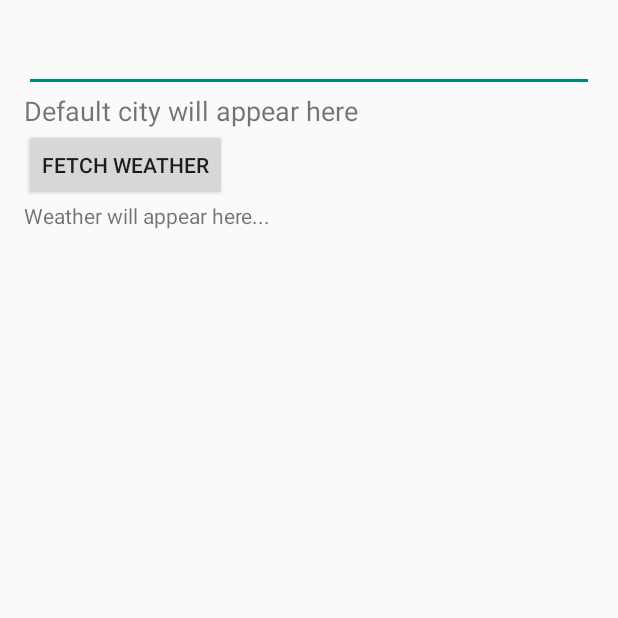
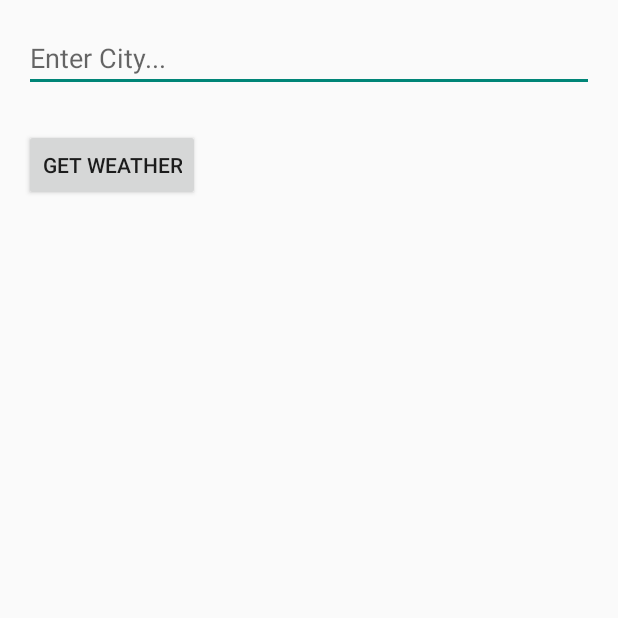
Before and after one commit to daniyal-h/weather-wise-app, an Android app built with Jetpack Compose: the screen it shows after launch (MainActivity), on a phone screen of 412 x 824 dp, the top half of it. Run offline under Robolectric (Android 15) with nearby library versions, the phone set to English and light mode, and no system bars; our stand-ins replace Volley.

Commit message:
Refactored layout

```diff
--- a/app/src/main/java/com/example/WeatherWiseApp/MainActivity.java
+++ b/app/src/main/java/com/example/WeatherWiseApp/MainActivity.java
@@ -67,7 +67,7 @@ public class MainActivity extends AppCompatActivity {
             public void onSuccess(String response) {
                 // Update weather details
                 try {
-                    cityTextView.setText("City: " + city.getCity());
+                    cityTextView.setText(city.getCity().toUpperCase());
 
                     weatherManager.setWeather(city, response);
                     String[] weather = city.getWeather();
--- a/app/src/main/res/layout/layout.xml
+++ b/app/src/main/res/layout/layout.xml
@@ -14,26 +14,26 @@
         android:digits="abcdefghijklmnopqrstuvwxyzABCDEFGHIJKLMNOPQRSTUVWXYZ "
         android:ems="10"
         android:inputType="text"
-        tools:text="Enter Default City..." />
+        android:hint="Enter City..." />
 
     <TextView
         android:id="@+id/cityTextView"
-        android:layout_width="wrap_content"
+        android:layout_width="379dp"
         android:layout_height="wrap_content"
         android:digits="abcdefghijklmnopqrstuvwxyzABCDEFGHIJKLMNOPQRSTUVWXYZ "
-        android:text="Default city will appear here"
-        android:textSize="18sp" />
+        android:textSize="18sp"
+        android:textAlignment="center"/>
 
     <Button
         android:id="@+id/buttonFetchWeather"
         android:layout_width="wrap_content"
         android:layout_height="wrap_content"
-        android:text="Fetch Weather" />
+        android:text="Get Weather" />
 
     <TextView
         android:id="@+id/weatherDetailsTextView"
         android:layout_width="match_parent"
         android:layout_height="571dp"
-        android:text="Weather will appear here..." />
+        android:textSize="18sp"/>
 
 </LinearLayout>
```
